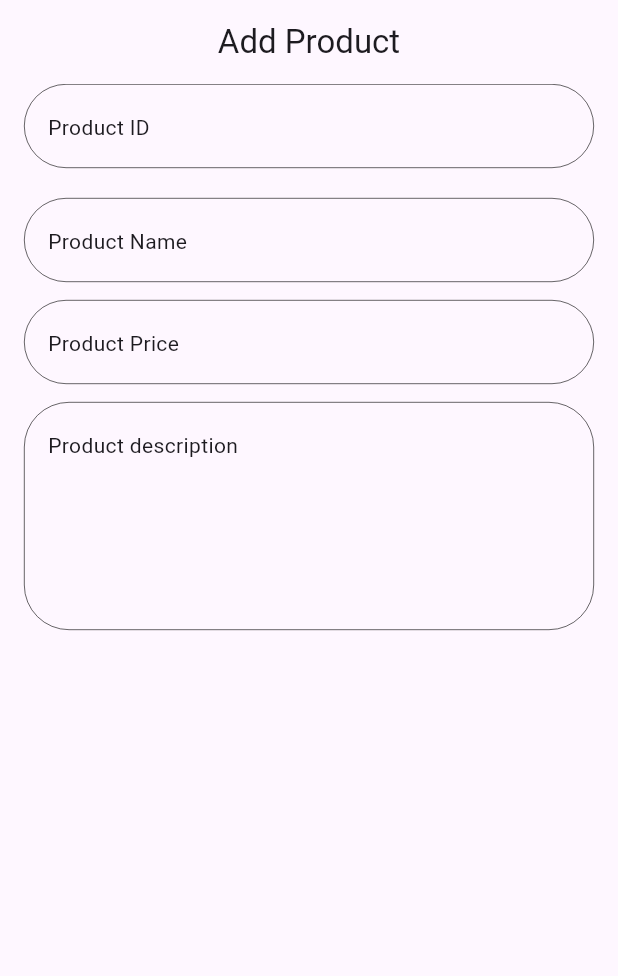
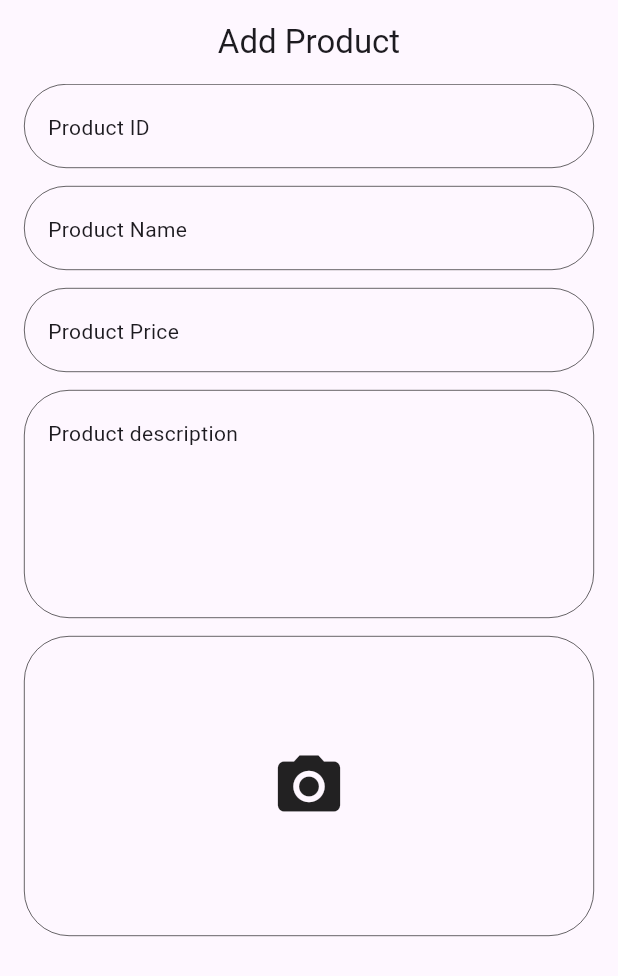
Before and after one commit to Sheriif80/Fruits-Hub-Dashboard, a Flutter app: the AddProductView screen opened by its route, on a phone screen of 412 x 824 dp. Shown: the top 976 px of the screen. Run offline on Flutter 3.47's test engine with Material 3 defaults, Android fonts, the phone set to English and light mode, and no system bars; our stand-ins replace firebase_core, gap, go_router; missing offline and left inert: animated_snack_bar; accounts and stored records are empty.

Commit message:
added image field design only

```diff
--- a/lib/features/add_product/presentation/views/add_product_view.dart
+++ b/lib/features/add_product/presentation/views/add_product_view.dart
@@ -11,7 +11,7 @@ class AddProductView extends StatelessWidget {
       onTap: () => FocusManager.instance.primaryFocus?.unfocus(),
       child: Scaffold(
         appBar: buildAppBar(title: 'Add Product'),
-        body: AddProductViewBody(),
+        body: const AddProductViewBody(),
       ),
     );
   }
--- a/lib/features/add_product/presentation/views/widgets/add_product_view_body.dart
+++ b/lib/features/add_product/presentation/views/widgets/add_product_view_body.dart
@@ -1,5 +1,6 @@
 import 'package:flutter/material.dart';
 import 'package:fruits_hub_dashboard/core/widgets/custom_text_form_field.dart';
+import 'package:fruits_hub_dashboard/features/add_product/presentation/views/widgets/image_field.dart';
 import 'package:gap/gap.dart';
 
 class AddProductViewBody extends StatefulWidget {
@@ -26,7 +27,7 @@ class _AddProductViewBodyState extends State<AddProductViewBody> {
                 hintText: 'Product ID',
                 keyboardType: TextInputType.number,
               ),
-              Gap(20),
+              Gap(12),
               CustomTextFormField(
                 hintText: 'Product Name',
                 keyboardType: TextInputType.text,
@@ -42,6 +43,8 @@ class _AddProductViewBodyState extends State<AddProductViewBody> {
                 hintText: 'Product description',
                 keyboardType: TextInputType.text,
               ),
+              Gap(12),
+              ImageField(),
             ],
           ),
         ),
--- /dev/null
+++ b/lib/features/add_product/presentation/views/widgets/image_field.dart
@@ -0,0 +1,18 @@
+import 'package:flutter/material.dart';
+
+class ImageField extends StatelessWidget {
+  const ImageField({super.key});
+
+  @override
+  Widget build(BuildContext context) {
+    return Container(
+      decoration: BoxDecoration(
+        borderRadius: BorderRadius.circular(30),
+        border: Border.all(width: 0.4),
+      ),
+      height: 200,
+      width: double.infinity,
+      child: const Center(child: Icon(Icons.camera_alt, size: 50)),
+    );
+  }
+}
```
